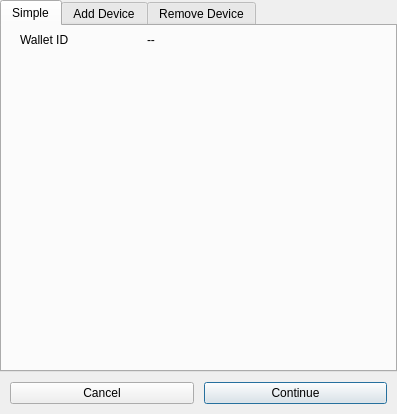
This is BlockSettleUILib/ManageEncryption/ManageEncryptionDialog.ui in BlockSettle/common as Qt 5 draws it before an edit. The edited form follows.
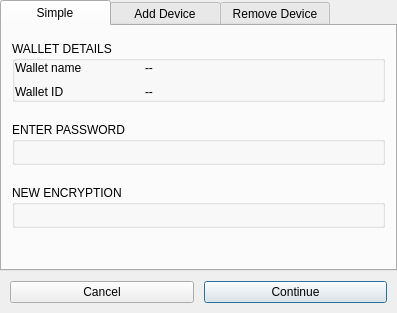
This is the edited form. The open tabs and pages were chosen to show the change. Custom widgets are drawn as their Qt base class.

Diff of the .ui file:
```diff
--- a/BlockSettleUILib/ManageEncryption/ManageEncryptionDialog.ui
+++ b/BlockSettleUILib/ManageEncryption/ManageEncryptionDialog.ui
@@ -7,9 +7,15 @@
     <x>0</x>
     <y>0</y>
     <width>397</width>
-    <height>414</height>
+    <height>309</height>
    </rect>
   </property>
+  <property name="maximumSize">
+   <size>
+    <width>450</width>
+    <height>16777215</height>
+   </size>
+  </property>
   <property name="windowTitle">
    <string>Manage Wallet Encryption</string>
   </property>
@@ -34,6 +40,11 @@
    </property>
    <item>
     <widget class="QTabWidget" name="tabWidget">
+     <property name="styleSheet">
+      <string notr="true">QTabBar::tab {
+	min-width: 110px;
+}</string>
+     </property>
      <property name="currentIndex">
       <number>2</number>
      </property>
@@ -43,11 +54,38 @@
       </attribute>
       <layout class="QVBoxLayout" name="verticalLayout_2">
        <property name="spacing">
-        <number>7</number>
+        <number>20</number>
        </property>
        <property name="leftMargin">
+        <number>10</number>
+       </property>
+       <property name="topMargin">
+        <number>15</number>
+       </property>
+       <property name="rightMargin">
+        <number>10</number>
+       </property>
+       <property name="bottomMargin">
         <number>0</number>
        </property>
+       <item>
+        <widget class="QGroupBox" name="groupBox">
+         <property name="minimumSize">
+          <size>
+           <width>0</width>
+           <height>0</height>
+          </size>
+         </property>
+         <property name="title">
+          <string>WALLET DETAILS</string>
+         </property>
+         <layout class="QVBoxLayout" name="verticalLayout_5">
+          <property name="spacing">
+           <number>10</number>
+          </property>
+          <property name="leftMargin">
+           <number>0</number>
+          </property>
        <property name="topMargin">
         <number>0</number>
        </property>
@@ -57,22 +95,67 @@
        <property name="bottomMargin">
         <number>0</number>
        </property>
+          <item>
+           <layout class="QHBoxLayout" name="horizontalLayout_3">
+            <property name="sizeConstraint">
+             <enum>QLayout::SetMaximumSize</enum>
+            </property>
+            <property name="leftMargin">
+             <number>0</number>
+            </property>
+            <property name="topMargin">
+             <number>0</number>
+            </property>
+            <property name="rightMargin">
+             <number>0</number>
+            </property>
+            <property name="bottomMargin">
+             <number>0</number>
+            </property>
+            <item>
+             <widget class="QLabel" name="label_13">
+              <property name="minimumSize">
+               <size>
+                <width>120</width>
+                <height>0</height>
+               </size>
+              </property>
+              <property name="text">
+               <string>Wallet name</string>
+              </property>
+             </widget>
+            </item>
+            <item>
+             <widget class="QLabel" name="labelWalletName">
+              <property name="sizePolicy">
+               <sizepolicy hsizetype="Expanding" vsizetype="Preferred">
+                <horstretch>0</horstretch>
+                <verstretch>0</verstretch>
+               </sizepolicy>
+              </property>
+              <property name="text">
+               <string>--</string>
+              </property>
+             </widget>
+            </item>
+           </layout>
+          </item>
        <item>
         <layout class="QHBoxLayout" name="horizontalLayout_2">
          <property name="sizeConstraint">
           <enum>QLayout::SetMaximumSize</enum>
          </property>
          <property name="leftMargin">
-          <number>18</number>
+             <number>0</number>
          </property>
          <property name="topMargin">
-          <number>7</number>
+             <number>0</number>
          </property>
          <property name="rightMargin">
-          <number>18</number>
+             <number>0</number>
          </property>
          <property name="bottomMargin">
-          <number>7</number>
+             <number>0</number>
          </property>
          <item>
           <widget class="QLabel" name="label_12">
@@ -102,6 +185,36 @@
          </item>
         </layout>
        </item>
+         </layout>
+        </widget>
+       </item>
+       <item>
+        <widget class="QGroupBox" name="groupBox_2">
+         <property name="sizePolicy">
+          <sizepolicy hsizetype="Preferred" vsizetype="Preferred">
+           <horstretch>0</horstretch>
+           <verstretch>0</verstretch>
+          </sizepolicy>
+         </property>
+         <property name="styleSheet">
+          <string notr="true"/>
+         </property>
+         <property name="title">
+          <string>ENTER PASSWORD</string>
+         </property>
+         <layout class="QVBoxLayout" name="verticalLayout_6">
+          <property name="leftMargin">
+           <number>0</number>
+          </property>
+          <property name="topMargin">
+           <number>0</number>
+          </property>
+          <property name="rightMargin">
+           <number>0</number>
+          </property>
+          <property name="bottomMargin">
+           <number>0</number>
+          </property>
        <item>
         <widget class="WalletKeysSubmitNewWidget" name="widgetSubmitKeys" native="true">
          <property name="minimumSize">
@@ -110,8 +223,35 @@
            <height>20</height>
           </size>
          </property>
-        </widget>
-       </item>
+            <property name="styleSheet">
+             <string notr="true"/>
+            </property>
+           </widget>
+          </item>
+         </layout>
+        </widget>
+       </item>
+       <item>
+        <widget class="QGroupBox" name="groupBox_3">
+         <property name="styleSheet">
+          <string notr="true"/>
+         </property>
+         <property name="title">
+          <string>NEW ENCRYPTION</string>
+         </property>
+         <layout class="QVBoxLayout" name="verticalLayout_7">
+          <property name="leftMargin">
+           <number>0</number>
+          </property>
+          <property name="topMargin">
+           <number>0</number>
+          </property>
+          <property name="rightMargin">
+           <number>0</number>
+          </property>
+          <property name="bottomMargin">
+           <number>0</number>
+          </property>
        <item>
         <widget class="WalletKeysCreateNewWidget" name="widgetCreateKeys" native="true">
          <property name="minimumSize">
@@ -122,6 +262,9 @@
          </property>
         </widget>
        </item>
+         </layout>
+        </widget>
+       </item>
        <item>
         <spacer name="verticalSpacer_4">
          <property name="orientation">
@@ -130,7 +273,7 @@
          <property name="sizeHint" stdset="0">
           <size>
            <width>0</width>
-           <height>0</height>
+           <height>1000</height>
           </size>
          </property>
         </spacer>
@@ -359,18 +502,18 @@
   </layout>
  </widget>
  <customwidgets>
-  <customwidget>
-   <class>WalletKeysCreateNewWidget</class>
-   <extends>QWidget</extends>
-   <header>WalletKeysCreateNewWidget.h</header>
-   <container>1</container>
-  </customwidget>
   <customwidget>
    <class>WalletKeysSubmitNewWidget</class>
    <extends>QWidget</extends>
    <header>WalletKeysSubmitNewWidget.h</header>
    <container>1</container>
   </customwidget>
+  <customwidget>
+   <class>WalletKeysCreateNewWidget</class>
+   <extends>QWidget</extends>
+   <header>WalletKeysCreateNewWidget.h</header>
+   <container>1</container>
+  </customwidget>
  </customwidgets>
  <resources/>
  <connections/>
```
Left out of the diff: 2 changed lines with no effect on the pictures. Lines whose indentation alone changed are shown as unchanged.
